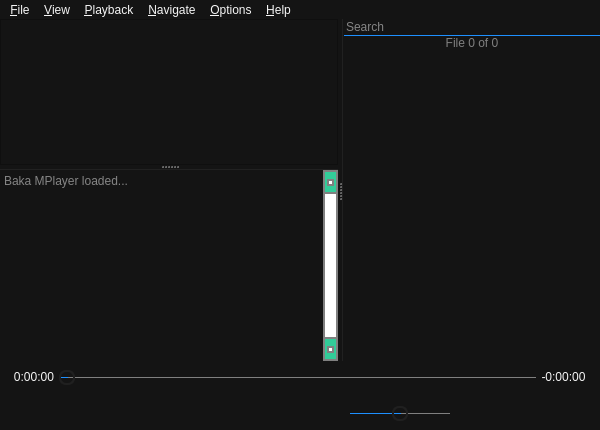
This is Baka MPlayer/windows/mainwindow.ui in u8sand/Baka-MPlayer as Qt 5 draws it before an edit. The edited form follows.
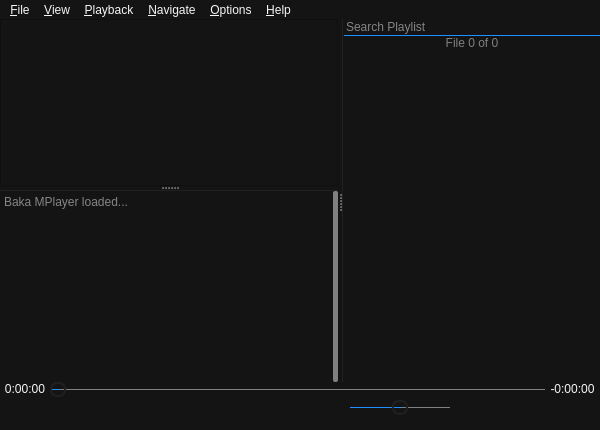
This is the edited form. Icons and pictures are not drawn. Custom widgets are drawn as their Qt base class.

Commit message: MainWindow.ui: interface is complete

```diff
--- a/Baka MPlayer/windows/mainwindow.ui
+++ b/Baka MPlayer/windows/mainwindow.ui
@@ -30,16 +30,13 @@
 	background: #212121;
     border: 1px solid #424242;
 }
-
 QMenu::item:selected {
      background: #cfd8dc;
 	 color: black;
  }
-
 QMenu::item::disabled {
 	color: gray;
 }
-
 QMenu::separator {
 	background: #424242;
 	height: 1px;
@@ -57,7 +54,6 @@
 	border-bottom: 1px solid dodgerblue;
 	border-radius: 0px;
 }
-
 #searchBox::item::alternate {
 	background: black;
 }
@@ -79,11 +75,9 @@
 	background: gray;
 	height: 1px;
 }
-
 QSlider::sub-page:horizontal {
 	background: dodgerblue;
 }
-
 QSlider::handle:horizontal {
 	background: qlineargradient(x1: 0, y1: 0, x2: 0, y2: 1,
 					stop: 0 silver, stop: 1 darkgray);
@@ -95,41 +89,22 @@
 
 /* QScrollBar:vertical */
 
- QScrollBar:vertical {
-     border: 2px solid gray;
-     background: gray;
-     width: 15px;
-     margin: 22px 0 22px 0;
- }
- QScrollBar::handle:vertical {
-     background: white;
-     min-height: 20px;
- }
- QScrollBar::add-line:vertical {
-     border: 2px solid gray;
-     background: #32CC99;
-     height: 20px;
-     subcontrol-position: bottom;
-     subcontrol-origin: margin;
- }
-
- QScrollBar::sub-line:vertical {
-     border: 2px solid gray;
-     background: #32CC99;
-     height: 20px;
-     subcontrol-position: top;
-     subcontrol-origin: margin;
- }
- QScrollBar::up-arrow:vertical, QScrollBar::down-arrow:vertical {
-     border: 2px solid grey;
-     width: 3px;
-     height: 3px;
-     background: white;
- }
-
- QScrollBar::add-page:vertical, QScrollBar::sub-page:vertical {
-     background: none;
- }</string>
+QScrollBar:vertical {
+	border: none;
+	width: 5px;
+}
+QScrollBar::handle:vertical {
+	background: gray;
+	border-radius: 2px;
+	min-height: 10px;
+}
+QScrollBar::add-line:vertical, QScrollBar::sub-line:vertical {
+	border: none;
+}
+QScrollBar::up-arrow:vertical, QScrollBar::down-arrow:vertical,
+QScrollBar::add-page:vertical, QScrollBar::sub-page:vertical {
+	background: transparent;
+}</string>
   </property>
   <widget class="QWidget" name="centralwidget">
    <layout class="QVBoxLayout" name="verticalLayout">
@@ -215,7 +190,7 @@
         <item>
          <widget class="QLineEdit" name="searchBox">
           <property name="placeholderText">
-           <string>Search</string>
+           <string>Search Playlist</string>
           </property>
           <property name="clearButtonEnabled">
            <bool>true</bool>
@@ -348,6 +323,18 @@
        <property name="spacing">
         <number>0</number>
        </property>
+       <property name="leftMargin">
+        <number>0</number>
+       </property>
+       <property name="topMargin">
+        <number>0</number>
+       </property>
+       <property name="rightMargin">
+        <number>0</number>
+       </property>
+       <property name="bottomMargin">
+        <number>0</number>
+       </property>
        <item>
         <widget class="QLabel" name="durationLabel">
          <property name="sizePolicy">
@@ -426,11 +413,14 @@
        <property name="leftMargin">
         <number>12</number>
        </property>
+       <property name="topMargin">
+        <number>0</number>
+       </property>
        <property name="rightMargin">
         <number>12</number>
        </property>
        <property name="bottomMargin">
-        <number>5</number>
+        <number>11</number>
        </property>
        <item>
         <widget class="QPushButton" name="openButton">
```
Left out of the diff: 11 changed lines with no effect on the pictures. The commit also changes 2 other files.
